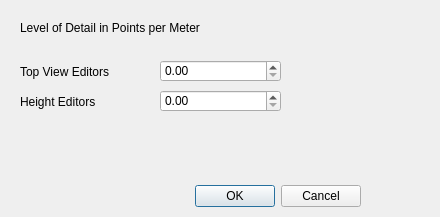
hlrs-vis/covise, file src/OpenCOVER/DrivingSim/oddlot/src/gui/lodsettings.ui: the form before one commit.
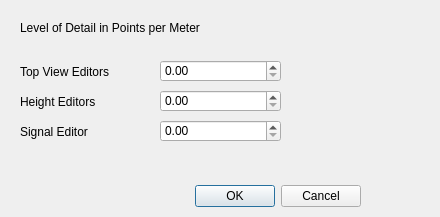
The form after the commit.

Commit message: user can change lod threshold for signals in LOD wizard

The edit to the form file:
```diff
--- a/src/OpenCOVER/DrivingSim/oddlot/src/gui/lodsettings.ui
+++ b/src/OpenCOVER/DrivingSim/oddlot/src/gui/lodsettings.ui
@@ -88,6 +88,29 @@
     <string>Level of Detail in Points per Meter</string>
    </property>
   </widget>
+  <widget class="QLabel" name="label_4">
+   <property name="geometry">
+    <rect>
+     <x>20</x>
+     <y>124</y>
+     <width>91</width>
+     <height>16</height>
+    </rect>
+   </property>
+   <property name="text">
+    <string>Signal Editor</string>
+   </property>
+  </widget>
+  <widget class="QDoubleSpinBox" name="LODSignalEditorSpin">
+   <property name="geometry">
+    <rect>
+     <x>160</x>
+     <y>120</y>
+     <width>121</width>
+     <height>22</height>
+    </rect>
+   </property>
+  </widget>
  </widget>
  <resources/>
  <connections>
```
The commit also changes 4 other files.
